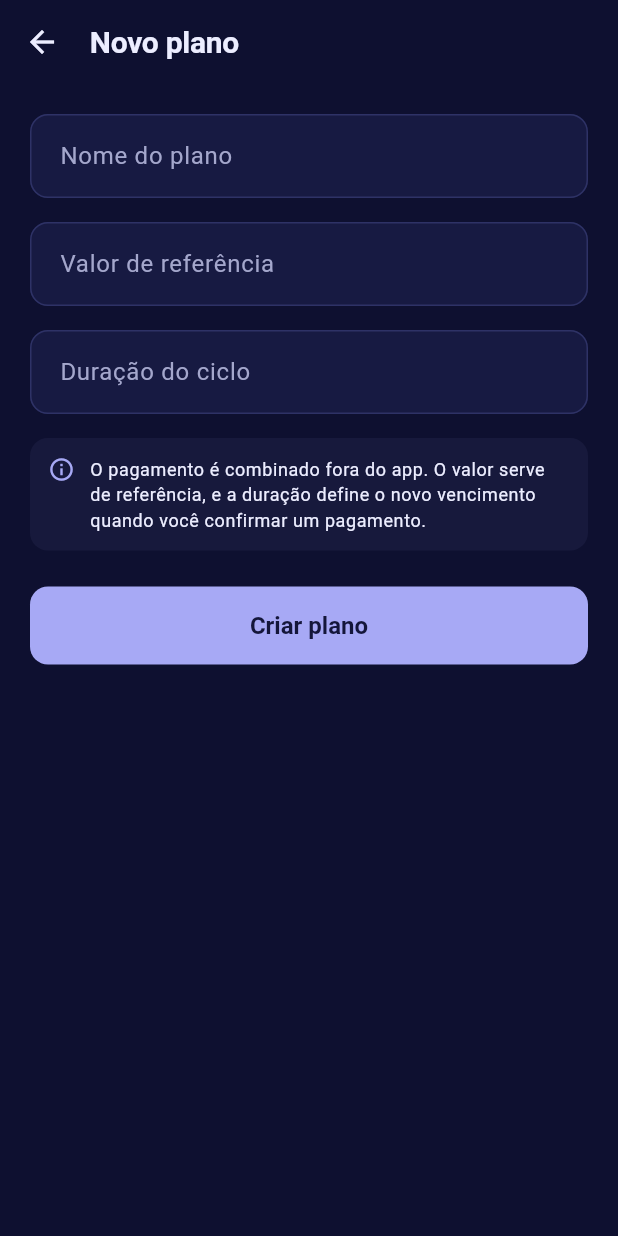
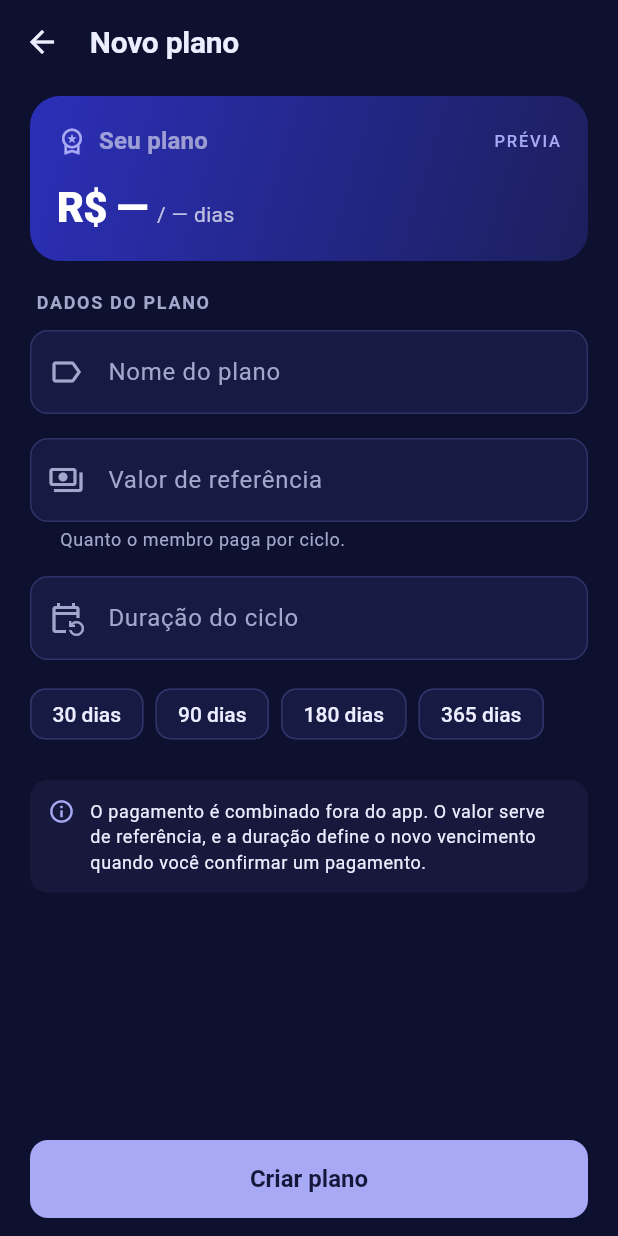
Before and after one commit to CaminiJulia/HADS_JuliaVeiga_MembroPass, a Flutter app: the TelaFormularioPlano screen opened directly, on a phone screen of 412 x 824 dp. Run offline on Flutter 3.47's test engine with Material 3 defaults, Android fonts, the phone set to English and light mode, and no system bars; our stand-ins replace flutter_svg, image_picker.

Commit message:
style(app): formulário de plano com prévia ao vivo e atalhos de duração
- Prévia do plano que acompanha a digitação (nome, preço, duração e
  equivalente mensal)
- Atalhos de 30, 90, 180 e 365 dias, sugerindo o nome se estiver vazio
- Campos com ícones e texto de ajuda; botão de salvar fixo no rodapé
- Preços grandes encolhem em vez de estourar a linha (prévia e lista)

Co-Authored-By: Claude Opus 5.5 <noreply@anthropic.com>

```diff
--- a/app/lib/features/planos/presentation/tela_formulario_plano.dart
+++ b/app/lib/features/planos/presentation/tela_formulario_plano.dart
@@ -3,16 +3,21 @@ import 'package:flutter/services.dart';
 import 'package:provider/provider.dart';
 
 import '../../../core/formatacao/moeda.dart';
+import '../../../core/tema/cores.dart';
 import '../../../core/widgets/componentes.dart';
 import '../../auth/presentation/widgets/aviso_erro.dart';
 import '../domain/plano.dart';
 import '../domain/planos_repositorio.dart';
 
-/// Cria um plano novo ou edita [plano]. Fecha devolvendo o plano salvo.
+/// Cria um plano novo ou edita [plano], com prévia do cartão enquanto digita.
+/// Fecha devolvendo o plano salvo.
 class TelaFormularioPlano extends StatefulWidget {
   const TelaFormularioPlano({super.key, this.plano});
 
   final Plano? plano;
+
+  /// Durações mais comuns, com o nome sugerido para o plano.
+  static const atalhos = [(30, 'Mensal'), (90, 'Trimestral'), (180, 'Semestral'), (365, 'Anual')];
 
   @override
   State<TelaFormularioPlano> createState() => _TelaFormularioPlanoState();
@@ -32,11 +37,25 @@ class _TelaFormularioPlanoState extends State<TelaFormularioPlano> {
   bool get _editando => widget.plano != null;
 
   @override
+  void initState() {
+    super.initState();
+    // A prévia acompanha o que é digitado.
+    for (final c in [_nome, _valor, _duracao]) {
+      c.addListener(() => setState(() {}));
+    }
+  }
+
+  @override
   void dispose() {
     _nome.dispose();
     _valor.dispose();
     _duracao.dispose();
     super.dispose();
+  }
+
+  void _usarAtalho(int dias, String nome) {
+    _duracao.text = '$dias';
+    if (_nome.text.trim().isEmpty) _nome.text = nome;
   }
 
   Future<void> _salvar() async {
@@ -54,9 +73,7 @@ class _TelaFormularioPlanoState extends State<TelaFormularioPlano> {
     );
     final repositorio = context.read<PlanosRepositorio>();
     try {
-      final salvo = _editando
-          ? await repositorio.editar(widget.plano!.id, dados)
-          : await repositorio.criar(dados);
+      final salvo = _editando ? await repositorio.editar(widget.plano!.id, dados) : await repositorio.criar(dados);
       if (mounted) Navigator.of(context).pop(salvo);
     } catch (e) {
       if (!mounted) return;
@@ -69,25 +86,48 @@ class _TelaFormularioPlanoState extends State<TelaFormularioPlano> {
 
   @override
   Widget build(BuildContext context) {
+    final texto = Theme.of(context).textTheme;
+    final dias = int.tryParse(_duracao.text);
 
     return Scaffold(
       appBar: AppBar(title: Text(_editando ? 'Editar plano' : 'Novo plano')),
-      body: SafeArea(
-        child: Align(
+      // Botão fixo no rodapé: continua visível com o teclado aberto.
+      bottomNavigationBar: SafeArea(
+        child: Padding(
+          padding: EdgeInsets.fromLTRB(20, 12, 20, 12 + MediaQuery.viewInsetsOf(context).bottom),
+          child: FilledButton(
+            key: const Key('botao-salvar-plano'),
+            onPressed: _salvando ? null : _salvar,
+            child: _salvando ? const CarregandoBotao() : Text(_editando ? 'Salvar alterações' : 'Criar plano'),
+          ),
+        ),
+      ),
+      body: Align(
         alignment: Alignment.topCenter,
-          child: SingleChildScrollView(
-            padding: const EdgeInsets.all(20),
         child: ConstrainedBox(
-              constraints: const BoxConstraints(maxWidth: 480),
+          constraints: const BoxConstraints(maxWidth: 520),
           child: Form(
             key: _formulario,
-                child: Column(
-                  crossAxisAlignment: CrossAxisAlignment.stretch,
+            child: ListView(
+              padding: const EdgeInsets.fromLTRB(20, 8, 20, 24),
               children: [
+                _PreviaPlano(nome: _nome.text.trim(), valor: Moeda.ler(_valor.text), dias: dias),
+                const SizedBox(height: 20),
                 if (_erro != null) ...[
                   AvisoErro(mensagem: _erro!),
                   const SizedBox(height: 16),
                 ],
+                Padding(
+                  padding: const EdgeInsets.fromLTRB(4, 0, 4, 10),
+                  child: Text(
+                    'DADOS DO PLANO',
+                    style: texto.labelMedium?.copyWith(
+                      color: Cores.textoSecundario,
+                      letterSpacing: 1.1,
+                      fontWeight: FontWeight.w700,
+                    ),
+                  ),
+                ),
                 TextFormField(
                   key: const Key('campo-nome-plano'),
                   controller: _nome,
@@ -98,6 +138,7 @@ class _TelaFormularioPlanoState extends State<TelaFormularioPlano> {
                   decoration: const InputDecoration(
                     labelText: 'Nome do plano',
                     hintText: 'Ex.: Mensal, Família, Estudante',
+                    prefixIcon: Icon(Icons.label_outline),
                     counterText: '',
                   ),
                   validator: (v) => (v ?? '').trim().isEmpty ? 'Informe o nome do plano.' : null,
@@ -112,8 +153,10 @@ class _TelaFormularioPlanoState extends State<TelaFormularioPlano> {
                   inputFormatters: [FilteringTextInputFormatter.allow(RegExp(r'[\d.,]'))],
                   decoration: const InputDecoration(
                     labelText: 'Valor de referência',
+                    hintText: '0,00',
+                    prefixIcon: Icon(Icons.payments_outlined),
                     prefixText: 'R\$ ',
-                        hintText: '0,00',
+                    helperText: 'Quanto o membro paga por ciclo.',
                   ),
                   validator: (v) => Moeda.ler(v ?? '') == null ? 'Informe um valor válido, ex.: 89,90.' : null,
                 ),
@@ -127,8 +170,9 @@ class _TelaFormularioPlanoState extends State<TelaFormularioPlano> {
                   inputFormatters: [FilteringTextInputFormatter.digitsOnly],
                   decoration: const InputDecoration(
                     labelText: 'Duração do ciclo',
+                    hintText: '30',
+                    prefixIcon: Icon(Icons.event_repeat_outlined),
                     suffixText: 'dias',
-                        hintText: '30',
                   ),
                   validator: (v) {
                     final dias = int.tryParse(v ?? '');
@@ -138,22 +182,27 @@ class _TelaFormularioPlanoState extends State<TelaFormularioPlano> {
                   },
                   onFieldSubmitted: (_) => _salvar(),
                 ),
-                    const SizedBox(height: 16),
+                const SizedBox(height: 12),
+                Wrap(
+                  spacing: 8,
+                  runSpacing: 8,
+                  children: [
+                    for (final (d, nome) in TelaFormularioPlano.atalhos)
+                      ChoiceChip(
+                        key: Key('atalho-$d'),
+                        label: Text('$d dias'),
+                        tooltip: nome,
+                        selected: dias == d,
+                        onSelected: _salvando ? null : (_) => _usarAtalho(d, nome),
+                      ),
+                  ],
+                ),
+                const SizedBox(height: 20),
                 const CaixaInfo(
                   'O pagamento é combinado fora do app. O valor serve de referência, e a duração '
                   'define o novo vencimento quando você confirmar um pagamento.',
                 ),
-                    const SizedBox(height: 24),
-                    FilledButton(
-                      key: const Key('botao-salvar-plano'),
-                      onPressed: _salvando ? null : _salvar,
-                      child: _salvando
-                          ? const CarregandoBotao()
-                          : Text(_editando ? 'Salvar alterações' : 'Criar plano'),
-                    ),
               ],
-                ),
-              ),
             ),
           ),
         ),
@@ -161,3 +210,81 @@ class _TelaFormularioPlanoState extends State<TelaFormularioPlano> {
     );
   }
 }
+
+/// Como o plano vai aparecer, atualizado a cada tecla.
+class _PreviaPlano extends StatelessWidget {
+  const _PreviaPlano({required this.nome, required this.valor, required this.dias});
+
+  final String nome;
+  final double? valor;
+  final int? dias;
+
+  @override
+  Widget build(BuildContext context) {
+    final texto = Theme.of(context).textTheme;
+    final diasValidos = dias != null && dias! > 0;
+    final porMes = valor != null && diasValidos && dias != 30 ? valor! * 30 / dias! : null;
+
+    return Container(
+      padding: const EdgeInsets.all(18),
+      decoration: BoxDecoration(
+        gradient: const LinearGradient(
+          begin: Alignment.topLeft,
+          end: Alignment.bottomRight,
+          colors: [Cores.marca, Cores.marcaEscura],
+        ),
+        borderRadius: BorderRadius.circular(20),
+      ),
+      child: Column(
+        crossAxisAlignment: CrossAxisAlignment.start,
+        children: [
+          Row(
+            children: [
+              const Icon(Icons.workspace_premium_outlined, color: Cores.lilas, size: 20),
+              const SizedBox(width: 8),
+              Expanded(
+                child: Text(
+                  nome.isEmpty ? 'Seu plano' : nome,
+                  overflow: TextOverflow.ellipsis,
+                  style: texto.titleMedium?.copyWith(
+                    color: nome.isEmpty ? Colors.white54 : Colors.white,
+                    fontWeight: FontWeight.w700,
+                  ),
+                ),
+              ),
+              Text('PRÉVIA', style: texto.labelSmall?.copyWith(color: Cores.lilas, letterSpacing: 1.2)),
+            ],
+          ),
+          const SizedBox(height: 14),
+          Row(
+            crossAxisAlignment: CrossAxisAlignment.baseline,
+            textBaseline: TextBaseline.alphabetic,
+            children: [
+              // Valores grandes encolhem em vez de estourar a linha.
+              Flexible(
+                child: FittedBox(
+                  fit: BoxFit.scaleDown,
+                  alignment: Alignment.centerLeft,
+                  child: Text(
+                    valor == null ? 'R\$ —' : Moeda.formatar(valor!),
+                    style: texto.headlineMedium
+                        ?.copyWith(color: Colors.white, fontWeight: FontWeight.w800, letterSpacing: -0.5),
+                  ),
+                ),
+              ),
+              const SizedBox(width: 6),
+              Text(
+                diasValidos ? '/ ${dias == 1 ? '1 dia' : '$dias dias'}' : '/ — dias',
+                style: texto.bodyMedium?.copyWith(color: Colors.white70),
+              ),
+            ],
+          ),
+          if (porMes != null) ...[
+            const SizedBox(height: 4),
+            Text('≈ ${Moeda.formatar(porMes)} por mês', style: texto.bodySmall?.copyWith(color: Cores.lilas)),
+          ],
+        ],
+      ),
+    );
+  }
+}
--- a/app/lib/features/planos/presentation/tela_planos.dart
+++ b/app/lib/features/planos/presentation/tela_planos.dart
@@ -240,9 +240,16 @@ class _CartaoPlano extends StatelessWidget {
                 crossAxisAlignment: CrossAxisAlignment.baseline,
                 textBaseline: TextBaseline.alphabetic,
                 children: [
-                  Text(
-                    Moeda.formatar(plano.valorReferencia),
-                    style: texto.headlineSmall?.copyWith(fontWeight: FontWeight.w800, letterSpacing: -0.5),
+                  // Valores grandes encolhem em vez de estourar a linha.
+                  Flexible(
+                    child: FittedBox(
+                      fit: BoxFit.scaleDown,
+                      alignment: Alignment.centerLeft,
+                      child: Text(
+                        Moeda.formatar(plano.valorReferencia),
+                        style: texto.headlineSmall?.copyWith(fontWeight: FontWeight.w800, letterSpacing: -0.5),
+                      ),
+                    ),
                   ),
                   const SizedBox(width: 6),
                   Text(
@@ -250,11 +257,13 @@ class _CartaoPlano extends StatelessWidget {
                     style: texto.bodyMedium?.copyWith(color: Cores.textoSecundario),
                   ),
                   const Spacer(),
-                  if (plano.duracaoDias != 30)
+                  if (plano.duracaoDias != 30) ...[
+                    const SizedBox(width: 8),
                     Text(
                       '≈ ${Moeda.formatar(_porMes)}/mês',
                       style: texto.labelMedium?.copyWith(color: Cores.textoSecundario),
                     ),
+                  ],
                 ],
               ),
             ),
```
Also changed, not shown: 1 other file. Lines whose indentation alone changed are shown as unchanged.
